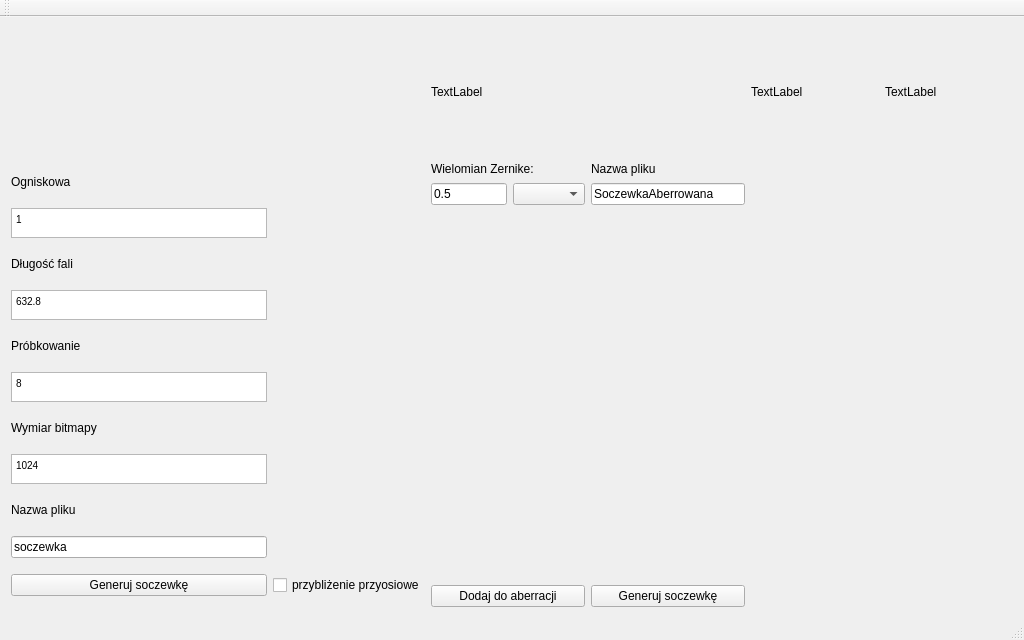
Before: the Qt Designer form mainwindow.ui in diabeticus95/inzynierka, drawn with Qt 5.
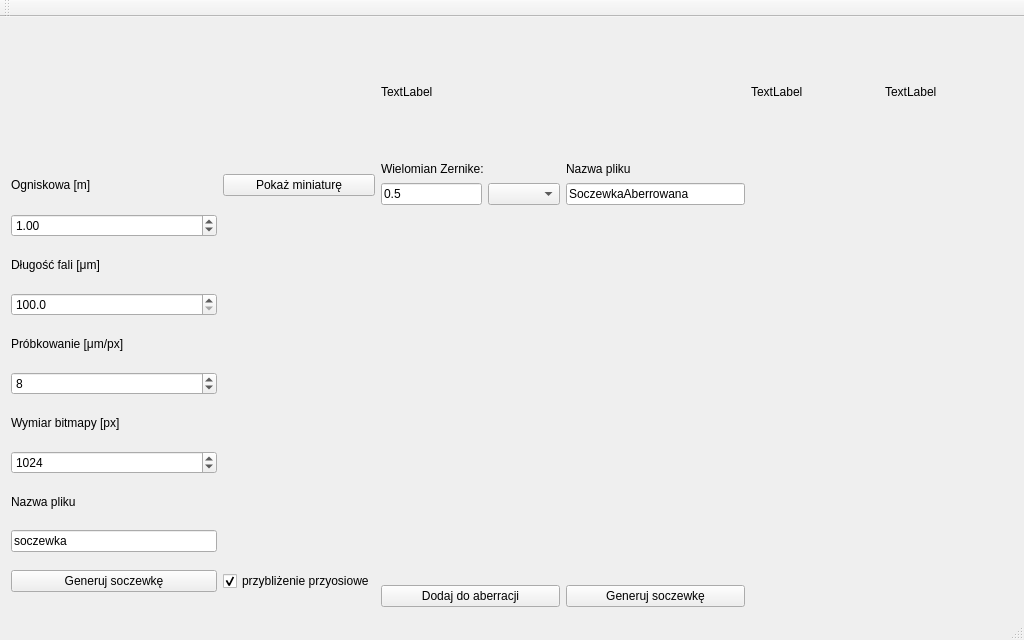
After: the same form once the commit is applied. Icons and pictures are not drawn.

The edit to the form file:
```diff
--- a/mainwindow.ui
+++ b/mainwindow.ui
@@ -118,6 +118,26 @@
         <property name="sizeConstraint">
          <enum>QLayout::SetDefaultConstraint</enum>
         </property>
+        <item row="8" column="0">
+         <widget class="QSpinBox" name="spinBox_size">
+          <property name="minimum">
+           <number>4</number>
+          </property>
+          <property name="maximum">
+           <number>8192</number>
+          </property>
+          <property name="value">
+           <number>1024</number>
+          </property>
+         </widget>
+        </item>
+        <item row="10" column="0">
+         <widget class="QLineEdit" name="lineEdit_nazwaPliku">
+          <property name="text">
+           <string>soczewka</string>
+          </property>
+         </widget>
+        </item>
         <item row="11" column="0">
          <widget class="QPushButton" name="button_genLens">
           <property name="text">
@@ -125,37 +145,35 @@
           </property>
          </widget>
         </item>
-        <item row="6" column="0">
-         <widget class="QTextEdit" name="textEdit_sampling">
+        <item row="0" column="0">
+         <widget class="QLabel" name="label_ogniskowa">
+          <property name="sizePolicy">
+           <sizepolicy hsizetype="Preferred" vsizetype="Minimum">
+            <horstretch>0</horstretch>
+            <verstretch>0</verstretch>
+           </sizepolicy>
+          </property>
           <property name="maximumSize">
            <size>
             <width>16777215</width>
-            <height>30</height>
+            <height>20</height>
            </size>
           </property>
-          <property name="html">
-           <string>&lt;!DOCTYPE HTML PUBLIC &quot;-//W3C//DTD HTML 4.0//EN&quot; &quot;http://www.w3.org/TR/REC-html40/strict.dtd&quot;&gt;
-&lt;html&gt;&lt;head&gt;&lt;meta name=&quot;qrichtext&quot; content=&quot;1&quot; /&gt;&lt;style type=&quot;text/css&quot;&gt;
-p, li { white-space: pre-wrap; }
-&lt;/style&gt;&lt;/head&gt;&lt;body style=&quot; font-family:'MS Shell Dlg 2'; font-size:7.8pt; font-weight:400; font-style:normal;&quot;&gt;
-&lt;p style=&quot; margin-top:0px; margin-bottom:0px; margin-left:0px; margin-right:0px; -qt-block-indent:0; text-indent:0px;&quot;&gt;8&lt;/p&gt;&lt;/body&gt;&lt;/html&gt;</string>
+          <property name="text">
+           <string>Ogniskowa [m]</string>
           </property>
          </widget>
         </item>
-        <item row="4" column="0">
-         <widget class="QTextEdit" name="textEdit_lambda">
+        <item row="7" column="0">
+         <widget class="QLabel" name="label_size">
           <property name="maximumSize">
            <size>
             <width>16777215</width>
-            <height>30</height>
+            <height>20</height>
            </size>
           </property>
-          <property name="html">
-           <string>&lt;!DOCTYPE HTML PUBLIC &quot;-//W3C//DTD HTML 4.0//EN&quot; &quot;http://www.w3.org/TR/REC-html40/strict.dtd&quot;&gt;
-&lt;html&gt;&lt;head&gt;&lt;meta name=&quot;qrichtext&quot; content=&quot;1&quot; /&gt;&lt;style type=&quot;text/css&quot;&gt;
-p, li { white-space: pre-wrap; }
-&lt;/style&gt;&lt;/head&gt;&lt;body style=&quot; font-family:'MS Shell Dlg 2'; font-size:7.8pt; font-weight:400; font-style:normal;&quot;&gt;
-&lt;p style=&quot; margin-top:0px; margin-bottom:0px; margin-left:0px; margin-right:0px; -qt-block-indent:0; text-indent:0px;&quot;&gt;632.8&lt;/p&gt;&lt;/body&gt;&lt;/html&gt;</string>
+          <property name="text">
+           <string>Wymiar bitmapy [px]</string>
           </property>
          </widget>
         </item>
@@ -168,7 +186,7 @@
            </size>
           </property>
           <property name="text">
-           <string>Próbkowanie</string>
+           <string>Próbkowanie [μm/px]</string>
           </property>
          </widget>
         </item>
@@ -177,37 +195,8 @@
           <property name="text">
            <string>przybliżenie przyosiowe</string>
           </property>
-         </widget>
-        </item>
-        <item row="0" column="0">
-         <widget class="QLabel" name="label_ogniskowa">
-          <property name="sizePolicy">
-           <sizepolicy hsizetype="Preferred" vsizetype="Minimum">
-            <horstretch>0</horstretch>
-            <verstretch>0</verstretch>
-           </sizepolicy>
-          </property>
-          <property name="maximumSize">
-           <size>
-            <width>16777215</width>
-            <height>20</height>
-           </size>
-          </property>
-          <property name="text">
-           <string>Ogniskowa</string>
-          </property>
-         </widget>
-        </item>
-        <item row="7" column="0">
-         <widget class="QLabel" name="label_size">
-          <property name="maximumSize">
-           <size>
-            <width>16777215</width>
-            <height>20</height>
-           </size>
-          </property>
-          <property name="text">
-           <string>Wymiar bitmapy</string>
+          <property name="checked">
+           <bool>true</bool>
           </property>
          </widget>
         </item>
@@ -220,48 +209,7 @@
            </size>
           </property>
           <property name="text">
-           <string>Długość fali</string>
-          </property>
-         </widget>
-        </item>
-        <item row="1" column="0">
-         <widget class="QTextEdit" name="textEdit_ogniskowa">
-          <property name="maximumSize">
-           <size>
-            <width>16777215</width>
-            <height>30</height>
-           </size>
-          </property>
-          <property name="html">
-           <string>&lt;!DOCTYPE HTML PUBLIC &quot;-//W3C//DTD HTML 4.0//EN&quot; &quot;http://www.w3.org/TR/REC-html40/strict.dtd&quot;&gt;
-&lt;html&gt;&lt;head&gt;&lt;meta name=&quot;qrichtext&quot; content=&quot;1&quot; /&gt;&lt;style type=&quot;text/css&quot;&gt;
-p, li { white-space: pre-wrap; }
-&lt;/style&gt;&lt;/head&gt;&lt;body style=&quot; font-family:'MS Shell Dlg 2'; font-size:7.8pt; font-weight:400; font-style:normal;&quot;&gt;
-&lt;p style=&quot; margin-top:0px; margin-bottom:0px; margin-left:0px; margin-right:0px; -qt-block-indent:0; text-indent:0px;&quot;&gt;1&lt;/p&gt;&lt;/body&gt;&lt;/html&gt;</string>
-          </property>
-         </widget>
-        </item>
-        <item row="8" column="0">
-         <widget class="QTextEdit" name="textEdit_size">
-          <property name="maximumSize">
-           <size>
-            <width>16777215</width>
-            <height>30</height>
-           </size>
-          </property>
-          <property name="html">
-           <string>&lt;!DOCTYPE HTML PUBLIC &quot;-//W3C//DTD HTML 4.0//EN&quot; &quot;http://www.w3.org/TR/REC-html40/strict.dtd&quot;&gt;
-&lt;html&gt;&lt;head&gt;&lt;meta name=&quot;qrichtext&quot; content=&quot;1&quot; /&gt;&lt;style type=&quot;text/css&quot;&gt;
-p, li { white-space: pre-wrap; }
-&lt;/style&gt;&lt;/head&gt;&lt;body style=&quot; font-family:'MS Shell Dlg 2'; font-size:7.8pt; font-weight:400; font-style:normal;&quot;&gt;
-&lt;p style=&quot; margin-top:0px; margin-bottom:0px; margin-left:0px; margin-right:0px; -qt-block-indent:0; text-indent:0px;&quot;&gt;1024&lt;/p&gt;&lt;/body&gt;&lt;/html&gt;</string>
-          </property>
-         </widget>
-        </item>
-        <item row="10" column="0">
-         <widget class="QLineEdit" name="lineEdit_nazwa">
-          <property name="text">
-           <string>soczewka</string>
+           <string>Długość fali [μm]</string>
           </property>
          </widget>
         </item>
@@ -293,6 +241,46 @@
           </property>
          </widget>
         </item>
+        <item row="1" column="0">
+         <widget class="QDoubleSpinBox" name="doubleSpinBox_ogniskowa">
+          <property name="value">
+           <double>1.000000000000000</double>
+          </property>
+         </widget>
+        </item>
+        <item row="3" column="0">
+         <widget class="QDoubleSpinBox" name="doubleSpinBox_wavelenght">
+          <property name="decimals">
+           <number>1</number>
+          </property>
+          <property name="minimum">
+           <double>100.000000000000000</double>
+          </property>
+          <property name="maximum">
+           <double>2000.000000000000000</double>
+          </property>
+          <property name="value">
+           <double>100.000000000000000</double>
+          </property>
+         </widget>
+        </item>
+        <item row="6" column="0">
+         <widget class="QSpinBox" name="spinBox_sampling">
+          <property name="minimum">
+           <number>1</number>
+          </property>
+          <property name="value">
+           <number>8</number>
+          </property>
+         </widget>
+        </item>
+        <item row="0" column="1">
+         <widget class="QPushButton" name="push_miniMap">
+          <property name="text">
+           <string>Pokaż miniaturę</string>
+          </property>
+         </widget>
+        </item>
        </layout>
       </item>
       <item row="0" column="0">
```
Left out of the diff: 118 changed lines with no effect on the pictures.
